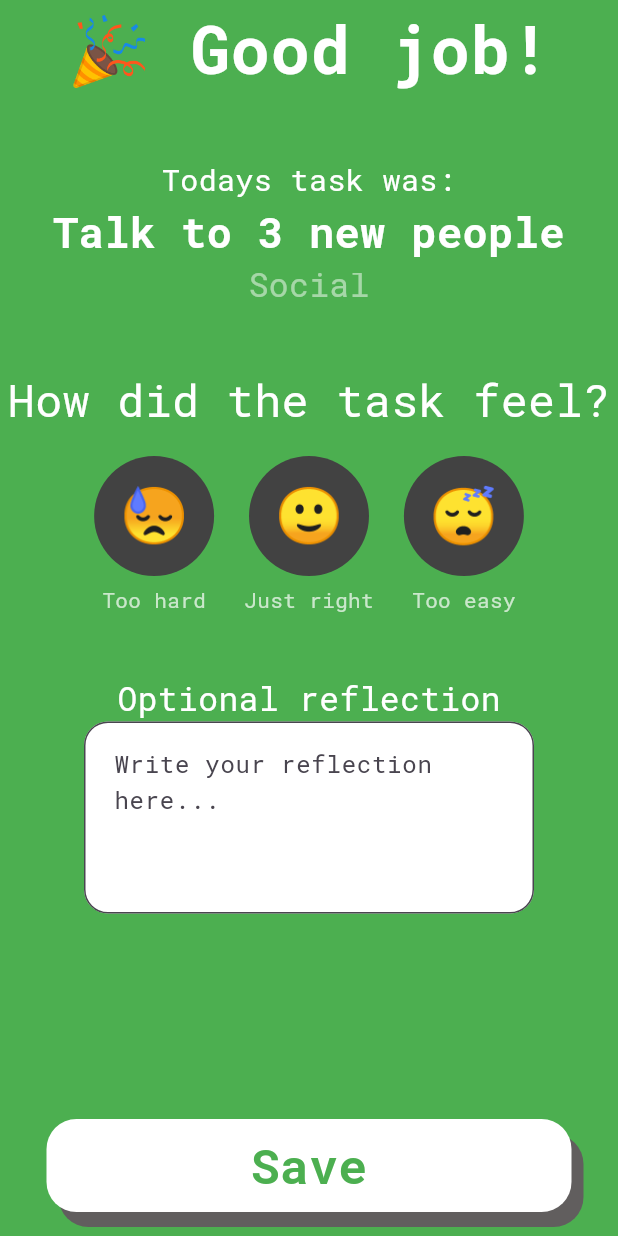
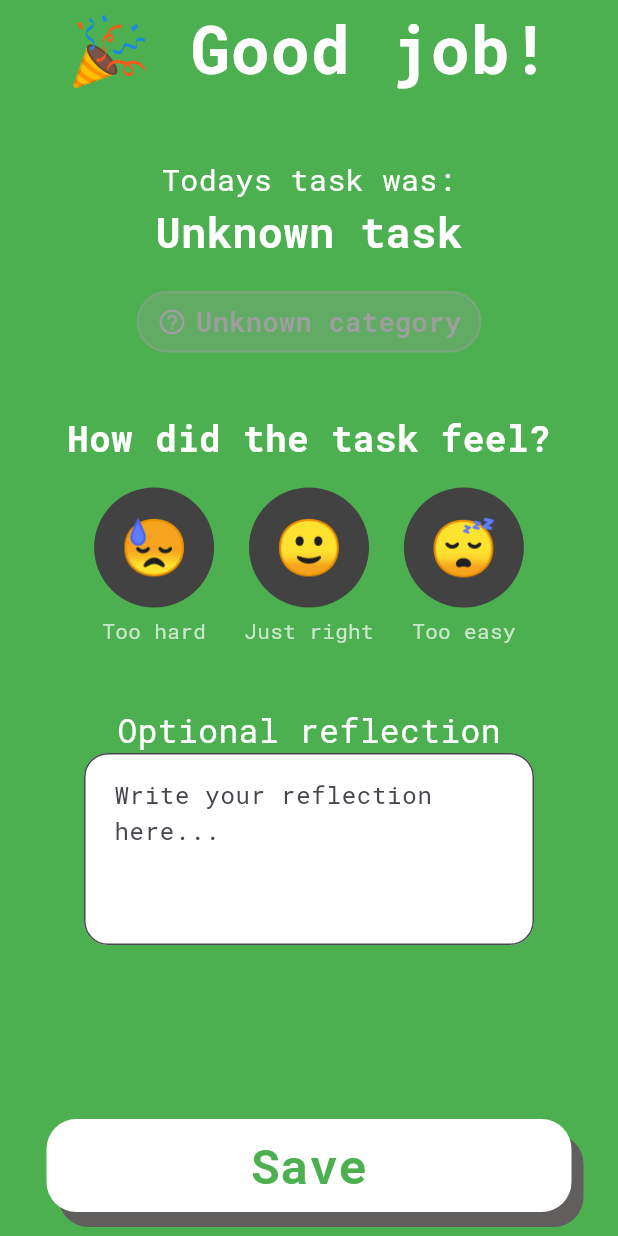
Before and after one commit to temevh/betterbrain, a Flutter app: the SuccessScreen screen opened by its route, on a phone screen of 412 x 824 dp. Run offline on Flutter 3.47's test engine with Material 3 defaults, Android fonts, the light colour scheme and no system bars; our stand-ins replace cloud_firestore, firebase_core, table_calendar; accounts and stored records are empty; generated files the repository leaves out were written again.

Commit message:
showing actual task in reflection screen

```diff
--- a/lib/buttons/success_btn.dart
+++ b/lib/buttons/success_btn.dart
@@ -40,6 +40,7 @@ class _SuccessBtnState extends State<SuccessBtn> {
         },
         onTapCancel: () {
           setState(() => _isPressed = false);
+          print(widget.taskData);
         },
         child: AnimatedContainer(
           duration: const Duration(milliseconds: 100),
--- a/lib/screens/main_screen.dart
+++ b/lib/screens/main_screen.dart
@@ -65,8 +65,8 @@ class _MainScreenState extends State<MainScreen> {
     );
     final userStat = userStats[taskCategory] ?? 1;
 
-    final String templateTask = selectedTask!['task'] ?? '';
-    final String category = selectedTask!['category'];
+    final String templateTask = selectedTask['task'] ?? '';
+    final String category = selectedTask['category'];
 
     int minutes = userStat * 7; // Adjust multiplier as needed
     String compiledTask = templateTask.replaceAll('§', minutes.toString());
--- a/lib/screens/success_screen.dart
+++ b/lib/screens/success_screen.dart
@@ -2,10 +2,10 @@ import 'package:flutter/material.dart';
 import 'package:namer_app/widgets/feedback_row.dart';
 import 'package:namer_app/widgets/reflection.dart';
 import 'package:namer_app/buttons/save_btn.dart';
-import 'package:namer_app/widgets/task_reflection.dart';
 
 class SuccessScreen extends StatefulWidget {
-  const SuccessScreen({super.key});
+  final Map<String, dynamic>? taskData;
+  const SuccessScreen({super.key, this.taskData});
 
   @override
   State<SuccessScreen> createState() => _SuccessScreenState();
@@ -14,19 +14,11 @@ class SuccessScreen extends StatefulWidget {
 class _SuccessScreenState extends State<SuccessScreen> {
   int? selectedFeedback;
   String reflectionText = "";
-  dynamic _task;
+  dynamic task = {};
 
   @override
   void initState() {
     super.initState();
-  }
-
-  @override
-  void didChangeDependencies() {
-    super.didChangeDependencies();
-    final task =
-        ModalRoute.of(context)!.settings.arguments as Map<String, dynamic>?;
-    print(task);
   }
 
   void _onFeedbackSelected(int feedback) {
@@ -46,8 +38,47 @@ class _SuccessScreenState extends State<SuccessScreen> {
     print("User reflection text: $reflectionText");
   }
 
+  IconData _getCategoryIcon(String category) {
+    switch (category.toLowerCase()) {
+      case 'social':
+        return Icons.people;
+      case 'health':
+        return Icons.favorite;
+      case 'productivity':
+        return Icons.work;
+      case 'selfcare':
+        return Icons.bathtub;
+      case 'learning':
+        return Icons.psychology;
+      default:
+        return Icons.help_outline;
+    }
+  }
+
+  Color _getCategoryColor(String category) {
+    switch (category.toLowerCase()) {
+      case 'social':
+        return Colors.blueAccent;
+      case 'health':
+        return Colors.green;
+      case 'productivity':
+        return Colors.orangeAccent;
+      case 'selfcare':
+        return Colors.red;
+      case 'learning':
+        return Colors.indigo;
+      default:
+        return Colors.grey;
+    }
+  }
+
   @override
   Widget build(BuildContext context) {
+    final args =
+        ModalRoute.of(context)!.settings.arguments as Map<String, dynamic>?;
+    final task = args?['task'] ?? 'Unknown task';
+    final category = args?['category'] ?? 'Unknown category';
+
     return Scaffold(
       backgroundColor: Colors.green,
       body: SafeArea(
@@ -66,7 +97,61 @@ class _SuccessScreenState extends State<SuccessScreen> {
                       ),
                     ),
                     const SizedBox(height: 40),
-                    TaskReflection(),
+                    Column(
+                      children: [
+                        const Text(
+                          "Todays task was:",
+                          textAlign: TextAlign.center,
+                          style: TextStyle(fontSize: 20),
+                        ),
+                        Text(
+                          task,
+                          textAlign: TextAlign.center,
+                          style: TextStyle(
+                            fontSize: 28,
+                            fontWeight: FontWeight.bold,
+                          ),
+                        ),
+                        SizedBox(height: 20),
+                        Container(
+                          padding: const EdgeInsets.symmetric(
+                            horizontal: 12,
+                            vertical: 6,
+                          ),
+                          decoration: BoxDecoration(
+                            color: _getCategoryColor(
+                              category,
+                            ).withOpacity(0.25),
+                            borderRadius: BorderRadius.circular(50),
+                            border: Border.all(
+                              color: _getCategoryColor(
+                                category,
+                              ).withOpacity(0.4),
+                              width: 1.5,
+                            ),
+                          ),
+                          child: Row(
+                            mainAxisSize: MainAxisSize.min,
+                            children: [
+                              Icon(
+                                _getCategoryIcon(category),
+                                size: 20,
+                                color: _getCategoryColor(category),
+                              ),
+                              const SizedBox(width: 6),
+                              Text(
+                                category,
+                                style: TextStyle(
+                                  color: _getCategoryColor(category),
+                                  fontSize: 18,
+                                  fontWeight: FontWeight.w600,
+                                ),
+                              ),
+                            ],
+                          ),
+                        ),
+                      ],
+                    ),
                     const SizedBox(height: 40),
 
                     FeedbackRow(
--- a/lib/widgets/feedback_row.dart
+++ b/lib/widgets/feedback_row.dart
@@ -17,7 +17,7 @@ class FeedbackRow extends StatelessWidget {
         const Text(
           "How did the task feel?",
           textAlign: TextAlign.center,
-          style: TextStyle(fontSize: 30),
+          style: TextStyle(fontSize: 24, fontWeight: FontWeight.bold),
         ),
         const SizedBox(height: 16),
         Row(
--- a/lib/widgets/task_box.dart
+++ b/lib/widgets/task_box.dart
@@ -17,8 +17,6 @@ class _TaskBoxState extends State<TaskBox> {
   @override
   void initState() {
     super.initState();
-    print("################");
-    print(widget.taskData);
   }
 
   IconData _getCategoryIcon(String category) {
@@ -58,6 +56,7 @@ class _TaskBoxState extends State<TaskBox> {
   @override
   Widget build(BuildContext context) {
     final category = widget.taskData?['category'] ?? '';
+    final task = widget.taskData?['task'] ?? 'No task found :/';
 
     return Column(
       children: [
@@ -98,7 +97,7 @@ class _TaskBoxState extends State<TaskBox> {
               SizedBox(
                 width: 350,
                 child: Text(
-                  widget.taskData?['task'],
+                  task,
                   textAlign: TextAlign.center,
                   style: const TextStyle(
                     color: Colors.white,
--- a/lib/widgets/task_reflection.dart
+++ /dev/null
@@ -1,30 +0,0 @@
-import 'package:flutter/material.dart';
-
-class TaskReflection extends StatelessWidget {
-  const TaskReflection({super.key});
-
-  @override
-  Widget build(BuildContext context) {
-    return Column(
-      children: [
-        const Text(
-          "Todays task was:",
-          textAlign: TextAlign.center,
-          style: TextStyle(fontSize: 20),
-        ),
-        const Text(
-          "Talk to 3 new people",
-          textAlign: TextAlign.center,
-          style: TextStyle(fontSize: 28, fontWeight: FontWeight.bold),
-        ),
-        const Opacity(
-          opacity: 0.5,
-          child: Text(
-            'Social',
-            style: TextStyle(color: Colors.white, fontSize: 22),
-          ),
-        ),
-      ],
-    );
-  }
-}
```
Also changed, not shown: lib/models/event.dart (added).
